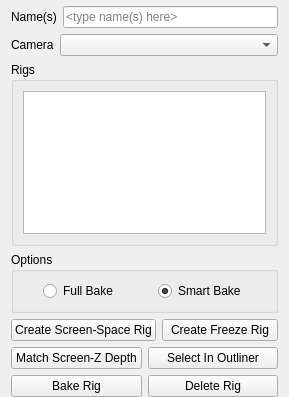
Before: the Qt Designer form python/mmSolver/tools/screenspacerigbake/ui/screenspacerigbake_layout.ui in david-cattermole/mayaMatchMoveSolver, drawn with Qt 5.
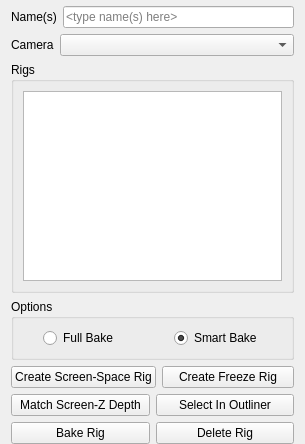
After: the same form once the commit is applied.

What changed in the file:
```diff
--- a/python/mmSolver/tools/screenspacerigbake/ui/screenspacerigbake_layout.ui
+++ b/python/mmSolver/tools/screenspacerigbake/ui/screenspacerigbake_layout.ui
@@ -6,8 +6,8 @@
    <rect>
     <x>0</x>
     <y>0</y>
-    <width>289</width>
-    <height>397</height>
+    <width>305</width>
+    <height>444</height>
    </rect>
   </property>
   <property name="windowTitle">
```
